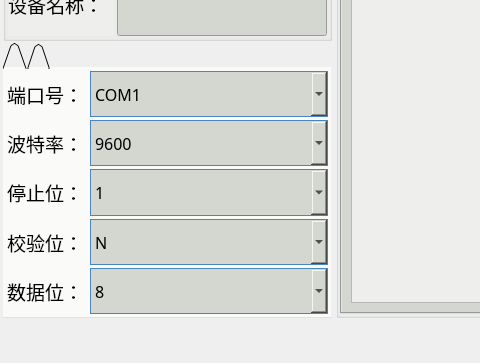
First picture: the form in qt-app-master/devadd.ui, repository aa123Eason/workcode, before the edit; both pictures show x 0 to 480 and y 237 to 600 of the 848 by 600 pixel window.
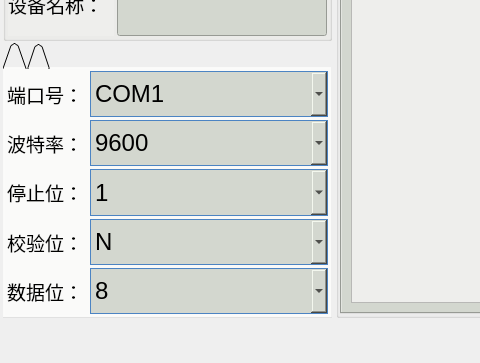
Second picture: the form after the edit. Icons and pictures are not drawn.

```diff
--- a/qt-app-master/devadd.ui
+++ b/qt-app-master/devadd.ui
@@ -374,6 +374,9 @@
              </item>
              <item>
               <widget class="QComboBox" name="comboBox">
+               <property name="enabled">
+                <bool>true</bool>
+               </property>
                <property name="sizePolicy">
                 <sizepolicy hsizetype="Preferred" vsizetype="Expanding">
                  <horstretch>0</horstretch>
@@ -382,9 +385,10 @@
                </property>
                <property name="font">
                 <font>
-                 <family>Source Han Sans CN</family>
-                 <pointsize>-1</pointsize>
+                 <family>Ubuntu</family>
+                 <pointsize>18</pointsize>
                  <weight>50</weight>
+                 <italic>false</italic>
                  <bold>false</bold>
                 </font>
                </property>
@@ -393,10 +397,10 @@
     border: 1px solid #4C84C3;
 	width: 181px;
 	height: 40px;
-	font-size: 16px;
-	font-family: Source Han Sans CN;
+	
+	font: 18pt &quot;Ubuntu&quot;;
 	background-color: rgb(211, 215, 207);
-	font-weight: 400;
+	
 	opacity: 1;
 	border-radius: 0px;
 	
@@ -413,6 +417,10 @@
     height: 40px;   
 	border: none;
 }
+
+QComboBox:!enable{background-color: rgb(0, 0, 0);}
+
+
  
 </string>
                </property>
@@ -539,6 +547,9 @@
              </item>
              <item>
               <widget class="QComboBox" name="comboBox_baud">
+               <property name="enabled">
+                <bool>true</bool>
+               </property>
                <property name="sizePolicy">
                 <sizepolicy hsizetype="Preferred" vsizetype="Expanding">
                  <horstretch>0</horstretch>
@@ -547,9 +558,10 @@
                </property>
                <property name="font">
                 <font>
-                 <family>Source Han Sans CN</family>
-                 <pointsize>-1</pointsize>
+                 <family>Ubuntu</family>
+                 <pointsize>18</pointsize>
                  <weight>50</weight>
+                 <italic>false</italic>
                  <bold>false</bold>
                 </font>
                </property>
@@ -558,10 +570,10 @@
     border: 1px solid #4C84C3;
 	width: 181px;
 	height: 40px;
-	font-size: 16px;
-	font-family: Source Han Sans CN;
+	
+	font: 18pt &quot;Ubuntu&quot;;
 	background-color: rgb(211, 215, 207);
-	font-weight: 400;
+	
 	opacity: 1;
 	border-radius: 0px;
 	
@@ -578,6 +590,10 @@
     height: 40px;   
 	border: none;
 }
+
+QComboBox:!enable{background-color: rgb(0, 0, 0);}
+
+
  
 </string>
                </property>
@@ -642,6 +658,9 @@
              </item>
              <item>
               <widget class="QComboBox" name="comboBox_stopbit">
+               <property name="enabled">
+                <bool>true</bool>
+               </property>
                <property name="sizePolicy">
                 <sizepolicy hsizetype="Preferred" vsizetype="Expanding">
                  <horstretch>0</horstretch>
@@ -650,9 +669,10 @@
                </property>
                <property name="font">
                 <font>
-                 <family>Source Han Sans CN</family>
-                 <pointsize>-1</pointsize>
+                 <family>Ubuntu</family>
+                 <pointsize>18</pointsize>
                  <weight>50</weight>
+                 <italic>false</italic>
                  <bold>false</bold>
                 </font>
                </property>
@@ -661,10 +681,10 @@
     border: 1px solid #4C84C3;
 	width: 181px;
 	height: 40px;
-	font-size: 16px;
-	font-family: Source Han Sans CN;
+	
+	font: 18pt &quot;Ubuntu&quot;;
 	background-color: rgb(211, 215, 207);
-	font-weight: 400;
+	
 	opacity: 1;
 	border-radius: 0px;
 	
@@ -681,6 +701,10 @@
     height: 40px;   
 	border: none;
 }
+
+QComboBox:!enable{background-color: rgb(0, 0, 0);}
+
+
  
 </string>
                </property>
@@ -717,6 +741,9 @@
              </item>
              <item>
               <widget class="QComboBox" name="comboBox_parity">
+               <property name="enabled">
+                <bool>true</bool>
+               </property>
                <property name="sizePolicy">
                 <sizepolicy hsizetype="Preferred" vsizetype="Expanding">
                  <horstretch>0</horstretch>
@@ -725,9 +752,10 @@
                </property>
                <property name="font">
                 <font>
-                 <family>Source Han Sans CN</family>
-                 <pointsize>-1</pointsize>
+                 <family>Ubuntu</family>
+                 <pointsize>18</pointsize>
                  <weight>50</weight>
+                 <italic>false</italic>
                  <bold>false</bold>
                 </font>
                </property>
@@ -736,10 +764,10 @@
     border: 1px solid #4C84C3;
 	width: 181px;
 	height: 40px;
-	font-size: 16px;
-	font-family: Source Han Sans CN;
+	
+	font: 18pt &quot;Ubuntu&quot;;
 	background-color: rgb(211, 215, 207);
-	font-weight: 400;
+	
 	opacity: 1;
 	border-radius: 0px;
 	
@@ -756,6 +784,10 @@
     height: 40px;   
 	border: none;
 }
+
+QComboBox:!enable{background-color: rgb(0, 0, 0);}
+
+
  
 </string>
                </property>
@@ -797,6 +829,9 @@
              </item>
              <item>
               <widget class="QComboBox" name="comboBox_databit">
+               <property name="enabled">
+                <bool>true</bool>
+               </property>
                <property name="sizePolicy">
                 <sizepolicy hsizetype="Preferred" vsizetype="Expanding">
                  <horstretch>0</horstretch>
@@ -805,9 +840,10 @@
                </property>
                <property name="font">
                 <font>
-                 <family>Source Han Sans CN</family>
-                 <pointsize>-1</pointsize>
+                 <family>Ubuntu</family>
+                 <pointsize>18</pointsize>
                  <weight>50</weight>
+                 <italic>false</italic>
                  <bold>false</bold>
                 </font>
                </property>
@@ -816,10 +852,10 @@
     border: 1px solid #4C84C3;
 	width: 181px;
 	height: 40px;
-	font-size: 16px;
-	font-family: Source Han Sans CN;
+	
+	font: 18pt &quot;Ubuntu&quot;;
 	background-color: rgb(211, 215, 207);
-	font-weight: 400;
+	
 	opacity: 1;
 	border-radius: 0px;
 	
@@ -836,6 +872,10 @@
     height: 40px;   
 	border: none;
 }
+
+QComboBox:!enable{background-color: rgb(0, 0, 0);}
+
+
  
 </string>
                </property>
```
Left out of the diff: 13 changed lines with no effect on the pictures.
